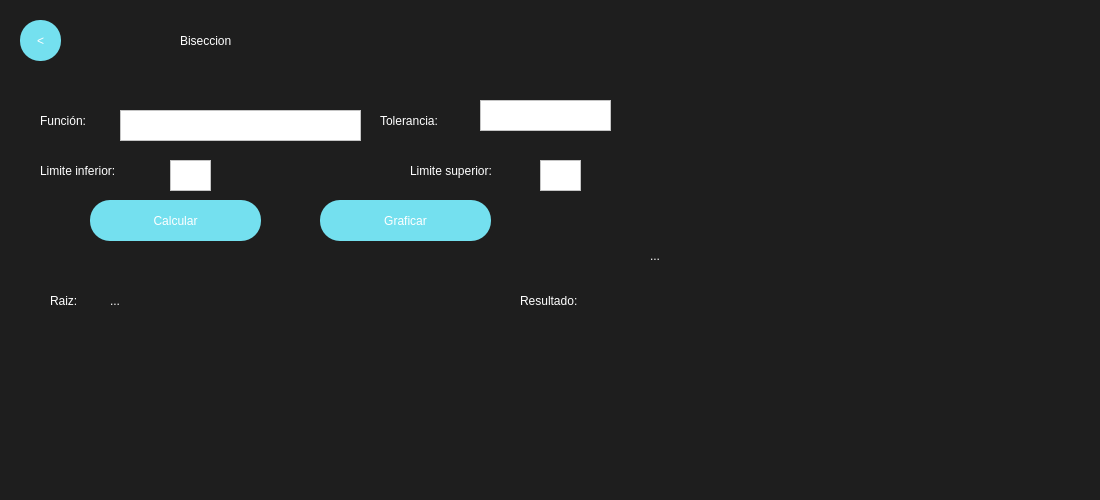
Before: the Qt Designer form Biseccion.ui in XMunteR/Calculadora, drawn with Qt 5.
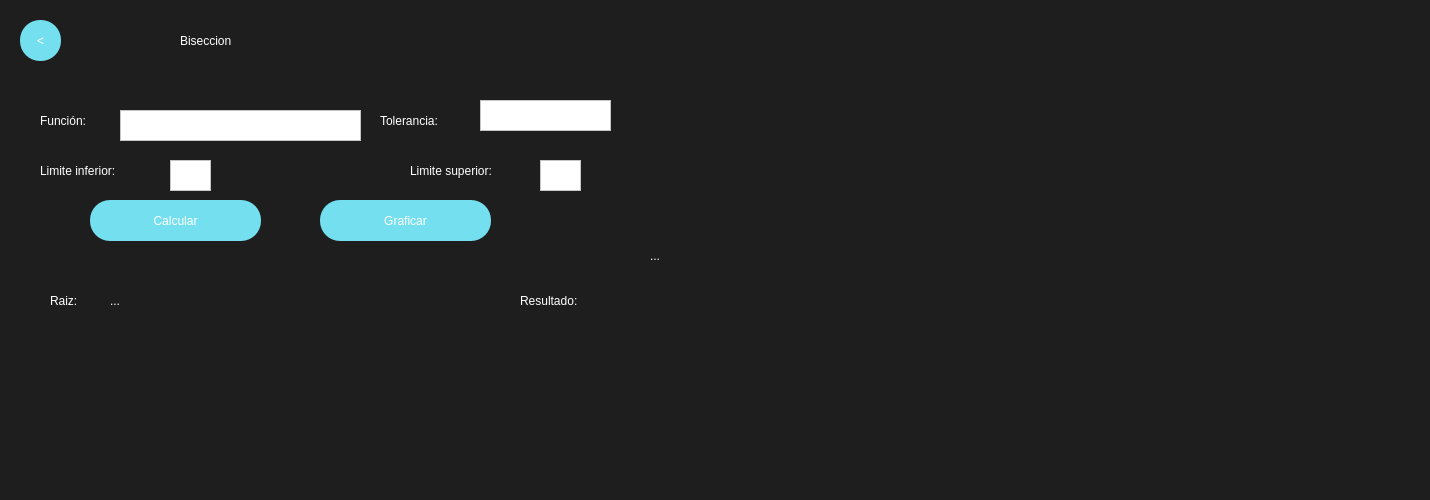
After: the same form once the commit is applied.

```diff
--- a/Biseccion.ui
+++ b/Biseccion.ui
@@ -6,7 +6,7 @@
    <rect>
     <x>0</x>
     <y>0</y>
-    <width>1100</width>
+    <width>1430</width>
     <height>500</height>
    </rect>
   </property>
@@ -18,7 +18,7 @@
   </property>
   <property name="maximumSize">
    <size>
-    <width>1100</width>
+    <width>2000</width>
     <height>500</height>
    </size>
   </property>
@@ -275,7 +275,7 @@
      <rect>
       <x>650</x>
       <y>30</y>
-      <width>431</width>
+      <width>751</width>
       <height>451</height>
      </rect>
     </property>
```
Left out of the diff: 2 changed lines with no effect on the pictures.
